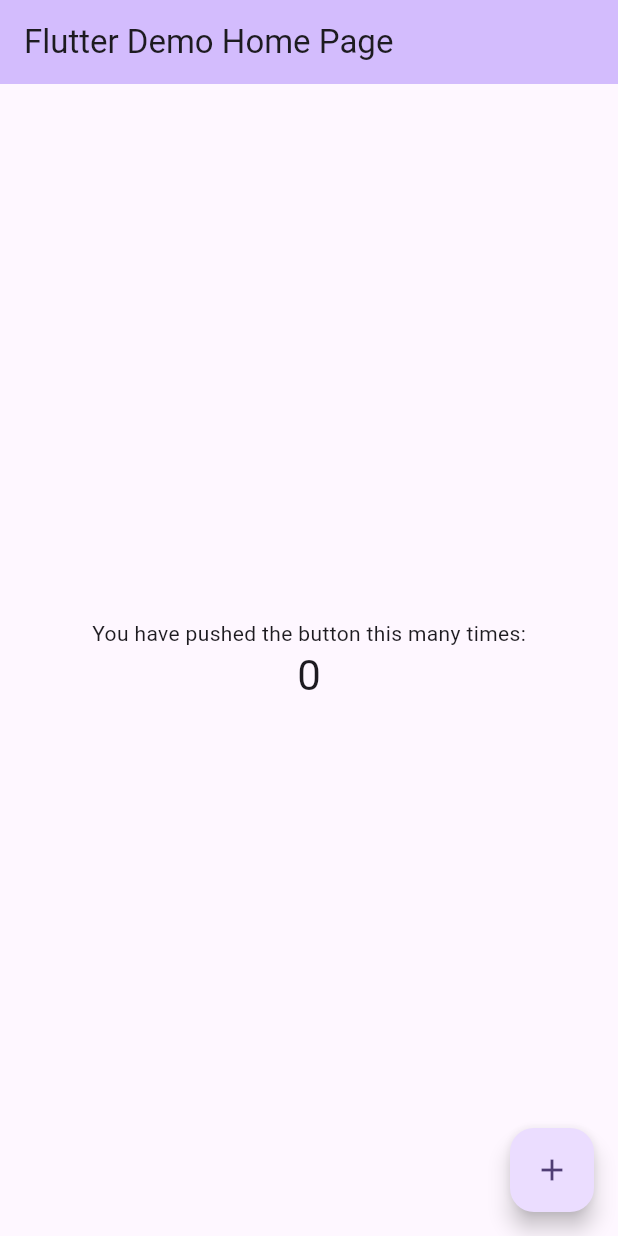
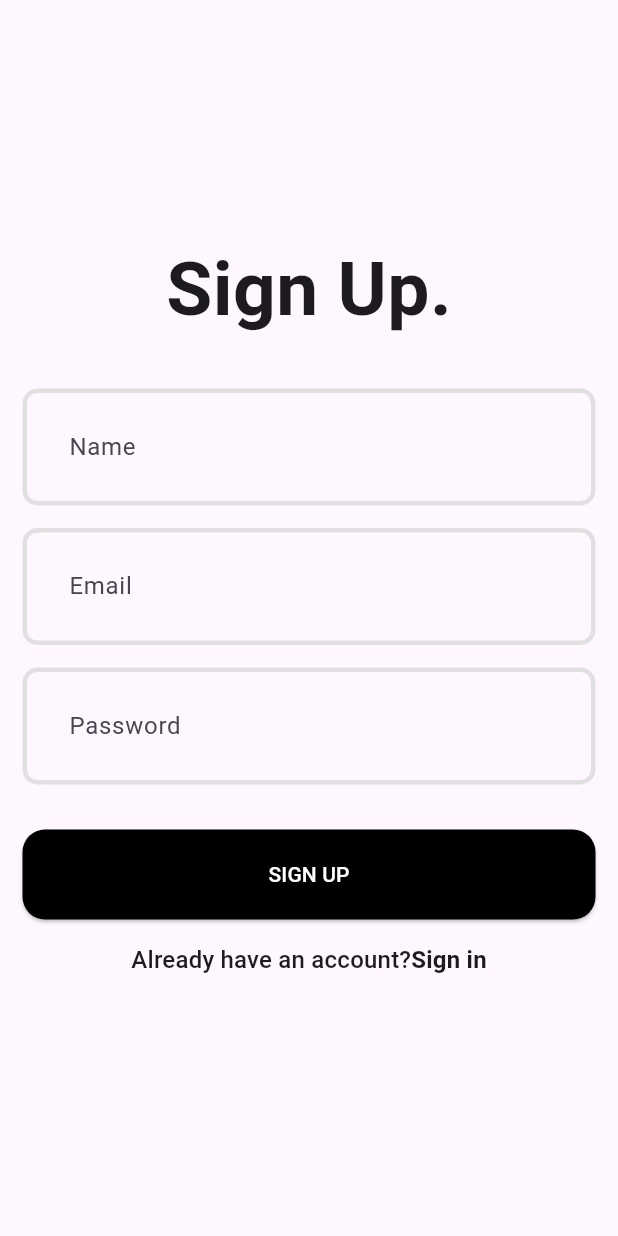
Before and after one commit to Ashu-void/pencilBook, a Flutter app: the screen it shows after launch, on a phone screen of 412 x 824 dp. Run offline on Flutter 3.47's test engine with Material 3 defaults, Android fonts, the phone set to English and light mode, and no system bars.

Commit message:
Initial commit

```diff
--- /dev/null
+++ b/lib/features/auth/pages/signup_page.dart
@@ -0,0 +1,130 @@
+import 'package:flutter/material.dart';
+
+class SignupPage extends StatefulWidget {
+  const SignupPage({super.key});
+
+  @override
+  State<SignupPage> createState() => _SignupPageState();
+}
+
+class _SignupPageState extends State<SignupPage> {
+  final emailController = TextEditingController();
+  final passwordController = TextEditingController();
+  final nameController = TextEditingController();
+  final formKey = GlobalKey<FormState>();
+
+  @override
+  void dispose() {
+    emailController.dispose();
+    passwordController.dispose();
+    nameController.dispose();
+
+    super.dispose();
+  }
+
+  void signUpUser() {
+    if (formKey.currentState!.validate()) {}
+  }
+
+  Widget build(BuildContext context) {
+    return Scaffold(
+      body: Padding(
+        padding: const EdgeInsets.all(15.0),
+        child: Form(
+          key: formKey,
+          child: Column(
+            mainAxisAlignment: MainAxisAlignment.center,
+            children: [
+              const Text(
+                "Sign Up.",
+                style: TextStyle(
+                  fontSize: 50,
+                  fontWeight: FontWeight.bold,
+                ),
+              ),
+              const SizedBox(
+                height: 30,
+              ),
+              TextFormField(
+                controller: nameController,
+                decoration: const InputDecoration(
+                  hintText: "Name",
+                ),
+                validator: (value) {
+                  if (value == null || value.trim().isEmpty) {
+                    return "Name field cannot be empty";
+                  }
+                  return null;
+                },
+              ),
+              const SizedBox(
+                height: 15,
+              ),
+              TextFormField(
+                controller: emailController,
+                decoration: const InputDecoration(
+                  hintText: "Email",
+                ),
+                validator: (value) {
+                  if (value == null ||
+                      value.trim().isEmpty ||
+                      !value.contains("@")) {
+                    return "Email field is invalid";
+                  }
+                  return null;
+                },
+              ),
+              const SizedBox(
+                height: 15,
+              ),
+              TextFormField(
+                controller: passwordController,
+                decoration: const InputDecoration(
+                  hintText: "Password",
+                ),
+                validator: (value) {
+                  if (value == null ||
+                      value.trim().isEmpty ||
+                      value.length <= 6) {
+                    return "Password field is invalid";
+                  }
+                  return null;
+                },
+              ),
+              const SizedBox(
+                height: 30,
+              ),
+              ElevatedButton(
+                onPressed: signUpUser,
+                child: const Text(
+                  'SIGN UP',
+                  style: TextStyle(
+                    color: Colors.white,
+                  ),
+                ),
+              ),
+              const SizedBox(
+                height: 15,
+              ),
+              RichText(
+                text: TextSpan(
+                  text: 'Already have an account?',
+                  style: Theme.of(context).textTheme.titleMedium,
+                  children: const [
+                    TextSpan(
+                      text: "Sign in",
+                      style: TextStyle(fontWeight: FontWeight.bold),
+                    ),
+                  ],
+                ),
+              ),
+              const SizedBox(
+                height: 15,
+              )
+            ],
+          ),
+        ),
+      ),
+    );
+  }
+}
--- a/lib/main.dart
+++ b/lib/main.dart
@@ -1,4 +1,5 @@
 import 'package:flutter/material.dart';
+import 'package:pencilbook/features/auth/pages/signup_page.dart';
 
 void main() {
   runApp(const MyApp());
@@ -11,115 +12,47 @@
   @override
   Widget build(BuildContext context) {
     return MaterialApp(
-      title: 'Flutter Demo',
+      title: 'PencilBook',
       theme: ThemeData(
-        // This is the theme of your application.
-        //
-        // TRY THIS: Try running your application with "flutter run". You'll see
-        // the application has a purple toolbar. Then, without quitting the app,
-        // try changing the seedColor in the colorScheme below to Colors.green
-        // and then invoke "hot reload" (save your changes or press the "hot
-        // reload" button in a Flutter-supported IDE, or press "r" if you used
-        // the command line to start the app).
-        //
-        // Notice that the counter didn't reset back to zero; the application
-        // state is not lost during the reload. To reset the state, use hot
-        // restart instead.
-        //
-        // This works for code too, not just values: Most code changes can be
-        // tested with just a hot reload.
-        colorScheme: ColorScheme.fromSeed(seedColor: Colors.deepPurple),
+        inputDecorationTheme: InputDecorationTheme(
+          contentPadding: const EdgeInsets.all(27),
+          enabledBorder: OutlineInputBorder(
+              borderSide: BorderSide(
+                color: Colors.grey.shade300,
+                width: 3,
+              ),
+              borderRadius: BorderRadius.circular(10)),
+          focusedBorder: OutlineInputBorder(
+            borderSide: const BorderSide(
+              width: 3,
+            ),
+            borderRadius: BorderRadius.circular(10),
+          ),
+          errorBorder: OutlineInputBorder(
+            borderSide: const BorderSide(
+              color: Colors.red,
+              width: 3,
+            ),
+            borderRadius: BorderRadius.circular(10),
+          ),
+          focusedErrorBorder: OutlineInputBorder(
+            borderSide: const BorderSide(
+              color: Colors.red,
+              width: 3,
+            ),
+            borderRadius: BorderRadius.circular(10),
+          ),
+        ),
+        elevatedButtonTheme: ElevatedButtonThemeData(
+          style: ElevatedButton.styleFrom(
+              backgroundColor: Colors.black,
+              minimumSize: const Size(double.infinity, 60),
+              shape: RoundedRectangleBorder(
+                  borderRadius: BorderRadius.circular(15))),
+        ),
         useMaterial3: true,
       ),
-      home: const MyHomePage(title: 'Flutter Demo Home Page'),
+      home: const SignupPage(),
     );
   }
 }
-
-class MyHomePage extends StatefulWidget {
-  const MyHomePage({super.key, required this.title});
-
-  // This widget is the home page of your application. It is stateful, meaning
-  // that it has a State object (defined below) that contains fields that affect
-  // how it looks.
-
-  // This class is the configuration for the state. It holds the values (in this
-  // case the title) provided by the parent (in this case the App widget) and
-  // used by the build method of the State. Fields in a Widget subclass are
-  // always marked "final".
-
-  final String title;
-
-  @override
-  State<MyHomePage> createState() => _MyHomePageState();
-}
-
-class _MyHomePageState extends State<MyHomePage> {
-  int _counter = 0;
-
-  void _incrementCounter() {
-    setState(() {
-      // This call to setState tells the Flutter framework that something has
-      // changed in this State, which causes it to rerun the build method below
-      // so that the display can reflect the updated values. If we changed
-      // _counter without calling setState(), then the build method would not be
-      // called again, and so nothing would appear to happen.
-      _counter++;
-    });
-  }
-
-  @override
-  Widget build(BuildContext context) {
-    // This method is rerun every time setState is called, for instance as done
-    // by the _incrementCounter method above.
-    //
-    // The Flutter framework has been optimized to make rerunning build methods
-    // fast, so that you can just rebuild anything that needs updating rather
-    // than having to individually change instances of widgets.
-    return Scaffold(
-      appBar: AppBar(
-        // TRY THIS: Try changing the color here to a specific color (to
-        // Colors.amber, perhaps?) and trigger a hot reload to see the AppBar
-        // change color while the other colors stay the same.
-        backgroundColor: Theme.of(context).colorScheme.inversePrimary,
-        // Here we take the value from the MyHomePage object that was created by
-        // the App.build method, and use it to set our appbar title.
-        title: Text(widget.title),
-      ),
-      body: Center(
-        // Center is a layout widget. It takes a single child and positions it
-        // in the middle of the parent.
-        child: Column(
-          // Column is also a layout widget. It takes a list of children and
-          // arranges them vertically. By default, it sizes itself to fit its
-          // children horizontally, and tries to be as tall as its parent.
-          //
-          // Column has various properties to control how it sizes itself and
-          // how it positions its children. Here we use mainAxisAlignment to
-          // center the children vertically; the main axis here is the vertical
-          // axis because Columns are vertical (the cross axis would be
-          // horizontal).
-          //
-          // TRY THIS: Invoke "debug painting" (choose the "Toggle Debug Paint"
-          // action in the IDE, or press "p" in the console), to see the
-          // wireframe for each widget.
-          mainAxisAlignment: MainAxisAlignment.center,
-          children: <Widget>[
-            const Text(
-              'You have pushed the button this many times:',
-            ),
-            Text(
-              '$_counter',
-              style: Theme.of(context).textTheme.headlineMedium,
-            ),
-          ],
-        ),
-      ),
-      floatingActionButton: FloatingActionButton(
-        onPressed: _incrementCounter,
-        tooltip: 'Increment',
-        child: const Icon(Icons.add),
-      ), // This trailing comma makes auto-formatting nicer for build methods.
-    );
-  }
-}
```
Also changed, not shown: lib/features/auth/pages/signin_page.dart (added).
